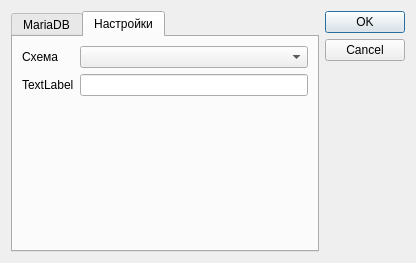
Above: settingsdlg.ui from voytoff/LCAdminQt before the change. Below: the same form after it.
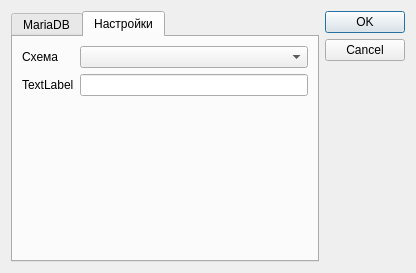
That is the form after the change. Icons and pictures are not drawn.

The edit to the form file:
```diff
--- a/settingsdlg.ui
+++ b/settingsdlg.ui
@@ -7,7 +7,7 @@
     <x>0</x>
     <y>0</y>
     <width>416</width>
-    <height>263</height>
+    <height>273</height>
    </rect>
   </property>
   <property name="windowTitle">
```
Left out of the diff: 4 changed lines with no effect on the pictures.
